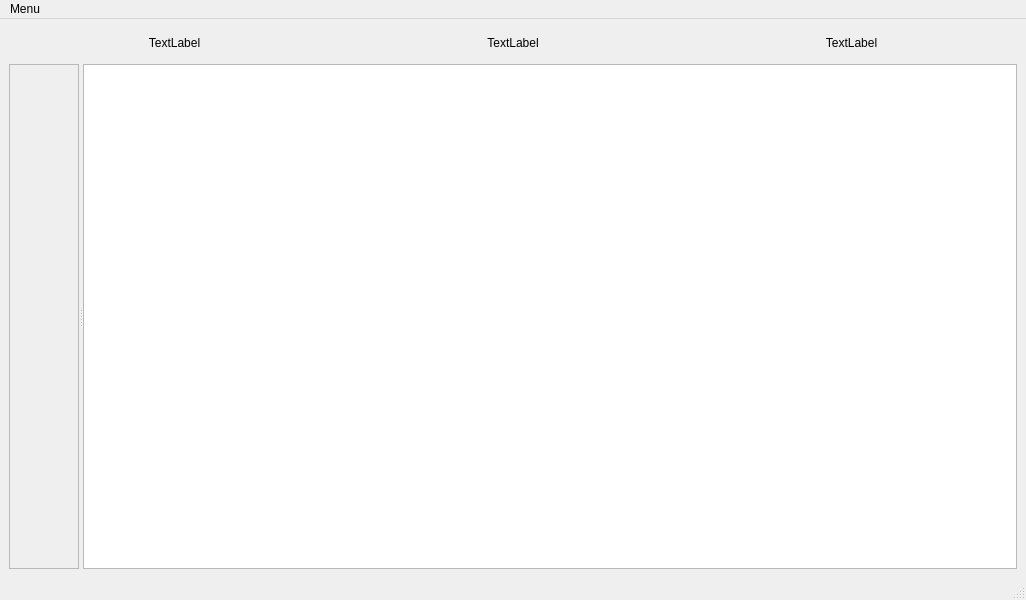
First picture: the form in mainwindow.ui, repository CaioPellicani/projeto_coracao, before the edit.
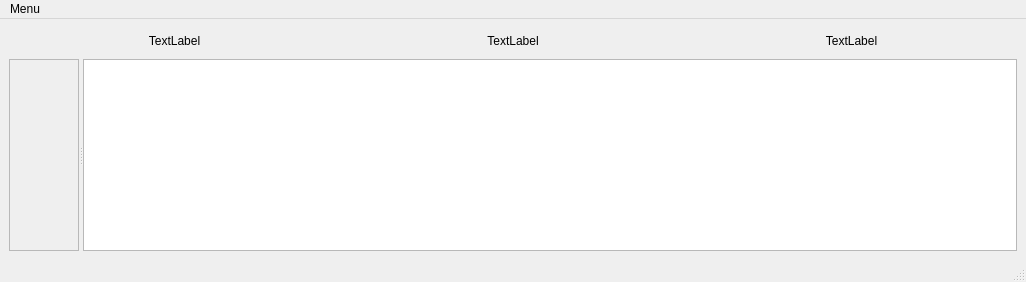
Second picture: the form after the edit.

```diff
--- a/mainwindow.ui
+++ b/mainwindow.ui
@@ -7,7 +7,7 @@
     <x>0</x>
     <y>0</y>
     <width>1026</width>
-    <height>600</height>
+    <height>282</height>
    </rect>
   </property>
   <property name="windowTitle">
@@ -132,8 +132,8 @@
          <rect>
           <x>0</x>
           <y>0</y>
-          <width>567</width>
-          <height>262</height>
+          <width>68</width>
+          <height>187</height>
          </rect>
         </property>
        </widget>
```
